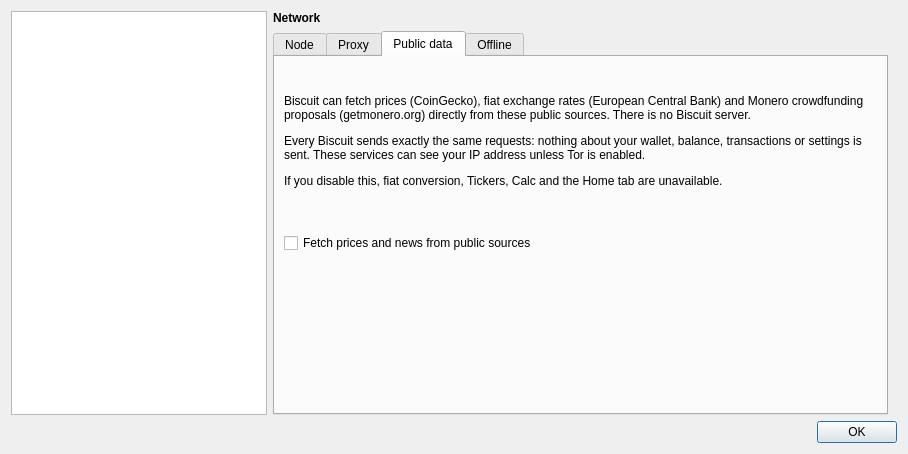
Above: src/SettingsDialog.ui from BiscuitWallet/Biscuit before the change. Below: the same form after it.
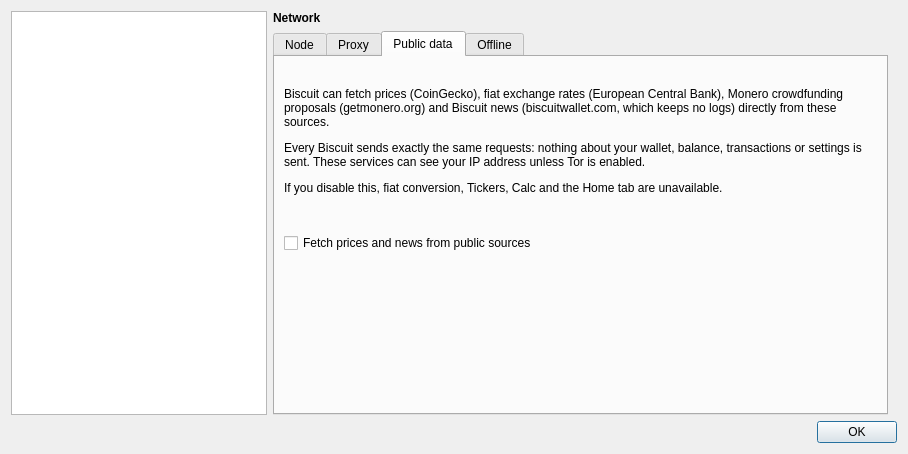
That is the form after the change. The open tabs and pages were chosen to show the change. Custom widgets are drawn as their Qt base class.

Commit message:
Home: News tab fed by the biscuitwallet.com Atom feed
Fetched by the public data feed like prices: the same request for
everyone, every 6 hours with jitter, through Tor when Tor mode is on,
off with the other public data. Plain text only, links limited to
https://biscuitwallet.com, opened after the usual external link warning.

```diff
--- a/src/SettingsDialog.ui
+++ b/src/SettingsDialog.ui
@@ -254,7 +254,7 @@
                 </sizepolicy>
                </property>
                <property name="text">
-                <string>&lt;html&gt;&lt;head/&gt;&lt;body&gt;&lt;p&gt;Biscuit can fetch prices (CoinGecko), fiat exchange rates (European Central Bank) and Monero crowdfunding proposals (getmonero.org) directly from these public sources. There is no Biscuit server.&lt;/p&gt;&lt;p&gt;Every Biscuit sends exactly the same requests: nothing about your wallet, balance, transactions or settings is sent. These services can see your IP address unless Tor is enabled.&lt;/p&gt;&lt;p&gt;If you disable this, fiat conversion, Tickers, Calc and the Home tab are unavailable.&lt;/p&gt;&lt;/body&gt;&lt;/html&gt;</string>
+                <string>&lt;html&gt;&lt;head/&gt;&lt;body&gt;&lt;p&gt;Biscuit can fetch prices (CoinGecko), fiat exchange rates (European Central Bank), Monero crowdfunding proposals (getmonero.org) and Biscuit news (biscuitwallet.com, which keeps no logs) directly from these sources.&lt;/p&gt;&lt;p&gt;Every Biscuit sends exactly the same requests: nothing about your wallet, balance, transactions or settings is sent. These services can see your IP address unless Tor is enabled.&lt;/p&gt;&lt;p&gt;If you disable this, fiat conversion, Tickers, Calc and the Home tab are unavailable.&lt;/p&gt;&lt;/body&gt;&lt;/html&gt;</string>
                </property>
                <property name="wordWrap">
                 <bool>true</bool>
```
The commit also changes 11 other files.
